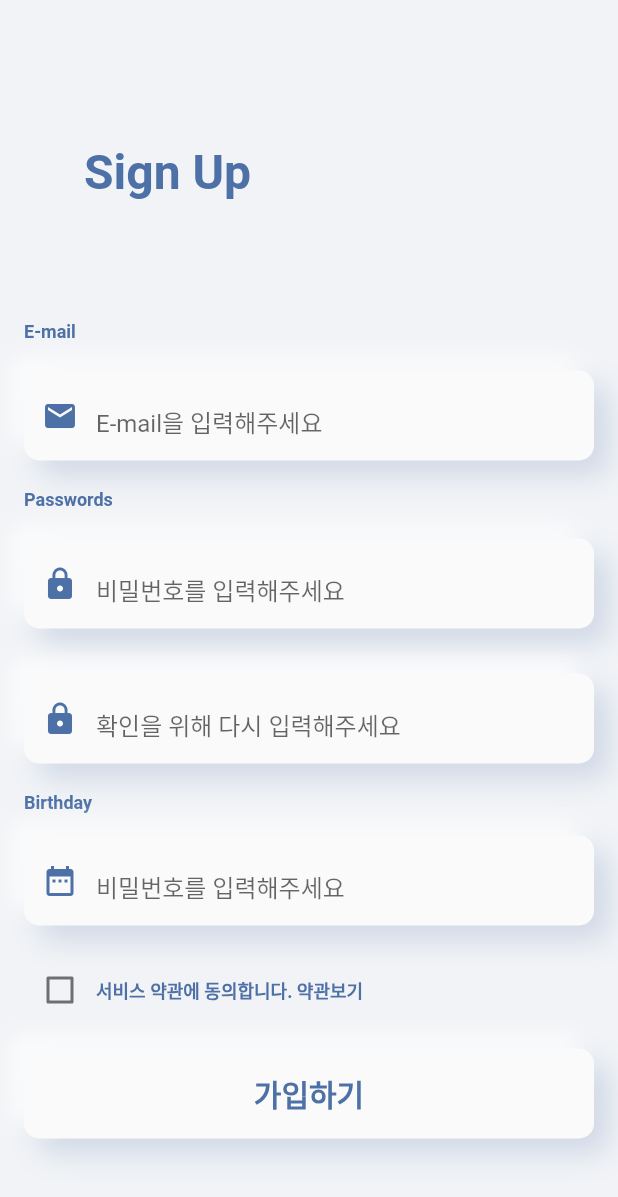
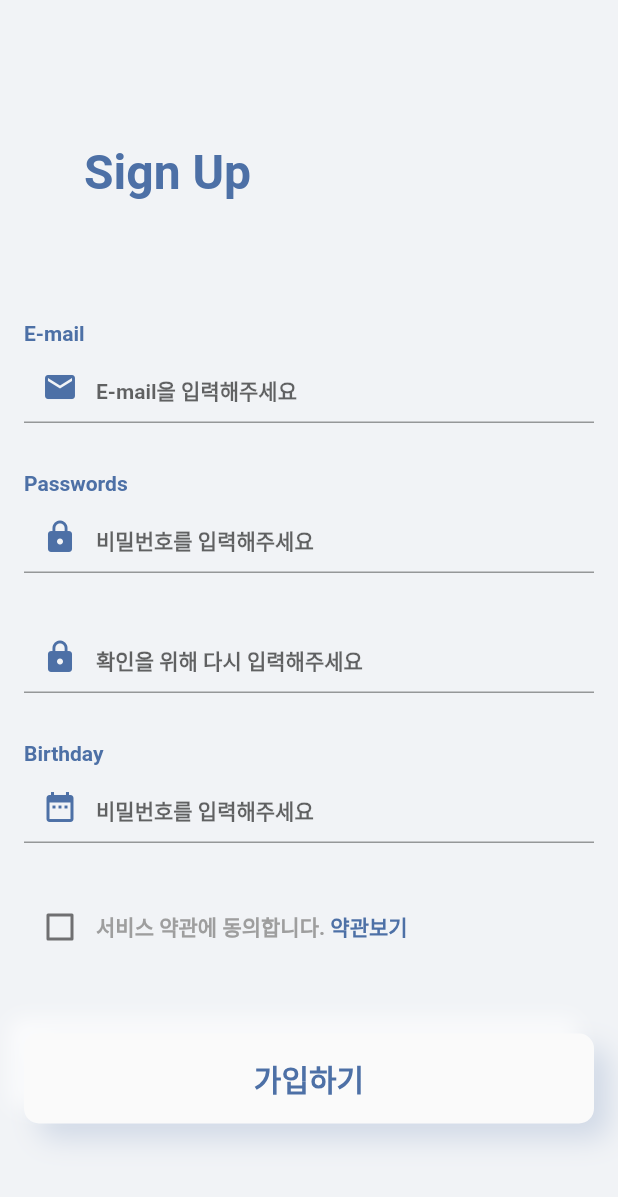
Before and after one commit to kgoon/flutter_bundang, a Flutter app: the screen it shows after launch, after a tap on an icon or button, on a phone screen of 412 x 824 dp. Shown: the top 1197 px of the screen. Run offline on Flutter 3.47's test engine with Material 2 defaults, Android fonts, the phone set to English and light mode, and no system bars; drawn by our look-alikes of auto_size_text; our stand-ins replace font_awesome_flutter; Roboto replaces fonts that are missing (KakaoRegular).

Commit message:
i_user_textfield 스타일 수정

```diff
--- a/lib/login_page.dart
+++ b/lib/login_page.dart
@@ -33,6 +33,7 @@ class LoginPage extends StatelessWidget {
                   style: ISetText.display4,
                 ),
               ),
+
               Row(
                 mainAxisAlignment: MainAxisAlignment.spaceAround,
                 children: <Widget>[
@@ -47,6 +48,8 @@ class LoginPage extends StatelessWidget {
                   ),
                 ],
               ),
+              iHeightLarge,
+
               Text(
                 'E-mail',
                 style: ISetText.subTitle,
@@ -57,7 +60,7 @@ class LoginPage extends StatelessWidget {
                 prefixIcon: Icon(Icons.email, color: mainColor_900,),
                 hintText: 'E-mail을 입력해주세요',
               ),
-              iHeightSmall,
+              iHeightLarge,
               Text(
                 'Passwords',
                 style: ISetText.subTitle,
@@ -78,6 +81,8 @@ class LoginPage extends StatelessWidget {
                   ),
                 ),
               ),
+              iHeightLarge,
+
               IUserButton(
                   child: Text(
                     '로그인',
@@ -101,11 +106,11 @@ class LoginPage extends StatelessWidget {
                     text: TextSpan(children: [
                       TextSpan(
                         text: '계정이 없으신가요?',
-                        style: ISetText.subTitle,
+                        style: ISetText.subTitle.copyWith(color: mainColor_500),
                       ),
                       TextSpan(
                         text: ' Sign Up',
-                        style: ISetText.subTitle.copyWith(color: fontColor_900),
+                        style: ISetText.subTitle,
                       ),
                     ]),
                   ),
--- a/lib/signup_page.dart
+++ b/lib/signup_page.dart
@@ -1,6 +1,7 @@
 import 'package:auto_size_text/auto_size_text.dart';
 import 'package:flutter/material.dart';
 import 'package:flutter_bundang/ui_setting/i_set_color.dart';
+import 'package:flutter_bundang/ui_setting/i_set_color.dart' as prefix0;
 import 'package:flutter_bundang/ui_setting/i_set_text.dart';
 import 'package:flutter_bundang/widgets/i_margin.dart';
 import 'package:flutter_bundang/widgets/i_user_button.dart';
@@ -48,7 +49,7 @@ class _SignUpPageState extends State<SignUpPage> {
                 prefixIcon: Icon(Icons.email, color: mainColor_900,),
                 hintText: 'E-mail을 입력해주세요',
               ),
-              iHeightSmall,
+              iHeightLarge,
               Text(
                 'Passwords',
                 style: ISetText.subTitle,
@@ -59,22 +60,24 @@ class _SignUpPageState extends State<SignUpPage> {
                 prefixIcon: Icon(Icons.lock, color: mainColor_900,),
                 hintText: '비밀번호를 입력해주세요',
               ),
+              iHeightLarge,
               IUserTextField(
                 obscureText: true,
                 prefixIcon: Icon(Icons.lock, color: mainColor_900,),
                 hintText: '확인을 위해 다시 입력해주세요',
               ),
-              iHeightSmall,
+              iHeightLarge,
               Text(
                 'Birthday',
                 style: ISetText.subTitle,
               ),
+              iHeightSmall,
               IUserTextField(
                 obscureText: false,
                 prefixIcon: Icon(Icons.date_range, color: mainColor_900,),
                 hintText: '비밀번호를 입력해주세요',
               ),
-              iHeightSmall,
+              iHeightLarge,
               Row(
                 children: <Widget>[
                   Checkbox(
@@ -90,18 +93,20 @@ class _SignUpPageState extends State<SignUpPage> {
                       text: TextSpan(children: [
                         TextSpan(
                           text: '서비스 약관에 동의합니다.',
-                          style: ISetText.subTitle,
+                          style: ISetText.subTitle.copyWith(color: fontColor_500),
                         ),
                         TextSpan(
                           text: ' 약관보기',
                           style:
-                              ISetText.subTitle.copyWith(color: fontColor_900),
+                              ISetText.subTitle,
                         ),
                       ]),
                     ),
                   ),
                 ],
               ),
+              iHeightLarge,
+
               IUserButton(
                   child: Text(
                     '가입하기',
--- a/lib/ui_setting/i_set_text.dart
+++ b/lib/ui_setting/i_set_text.dart
@@ -12,7 +12,7 @@ class ISetText{
   static final headlineSize = 24.0;
   static final subheadSize = 22.0;
   static final titleSize = 20.0; // 기준점
-  static final subtitleSize = 12.0;
+  static final subtitleSize = 14.0;
   static final bodySize = 13.0;
   static final texSectionSize = 12.0;
   static final captionSize = 12.0;
--- a/lib/widgets/i_margin.dart
+++ b/lib/widgets/i_margin.dart
@@ -3,7 +3,7 @@ import 'package:flutter/material.dart';
 
 const iHeightSmall = SizedBox(height: 4);
 const iHeightMedium = SizedBox(height: 8);
-const iHeightLarge = SizedBox(height: 16);
+const iHeightLarge = SizedBox(height: 32);
 
 const iWidthSmall = SizedBox(width: 4);
 const iWidthMedium = SizedBox(width: 8);
--- a/lib/widgets/i_user_textfield.dart
+++ b/lib/widgets/i_user_textfield.dart
@@ -1,45 +1,31 @@
 import 'package:flutter/material.dart';
 import 'package:flutter_bundang/ui_setting/i_set_color.dart';
-
-
+import 'package:flutter_bundang/ui_setting/i_set_text.dart';
 
 class IUserTextField extends StatelessWidget {
-
   final obscureText;
   final prefixIcon;
   final hintText;
 
-  IUserTextField({@required this.prefixIcon, @required this.hintText, @required this.obscureText});
+  IUserTextField(
+      {@required this.prefixIcon,
+      @required this.hintText,
+      @required this.obscureText});
 
   @override
   Widget build(BuildContext context) {
-    return Container(
-      width: double.infinity,
-      alignment: Alignment.center,
-      height: 60,
-      margin: EdgeInsets.symmetric(vertical: 15),
-      decoration: BoxDecoration(
-          color: mainColor_50,
-          borderRadius: BorderRadius.all(Radius.circular(10)),
-          boxShadow: [
-            BoxShadow(
-                offset: Offset(10, 10),
-                color: mainColor_900.withOpacity(0.2),
-                blurRadius: 16),
-            BoxShadow(
-                offset: Offset(-10, -10),
-                color: Color.fromARGB(170, 255, 255, 255),
-                blurRadius: 10),
-          ]),
-      child: TextField(
+    return TextField(
+      style: ISetText.subTitle,
       obscureText: obscureText,
       cursorColor: mainColor_900,
       decoration: InputDecoration(
-          border: InputBorder.none,
+        focusedBorder: UnderlineInputBorder(
+            borderSide: BorderSide(color: mainColor_900, width: 2)),
+        //border: InputBorder.none,
         contentPadding: EdgeInsets.only(top: 16),
         prefixIcon: prefixIcon,
         hintText: hintText,
-        ),
+
       ),
     );
   }
```
Lines whose indentation alone changed are shown as unchanged.
